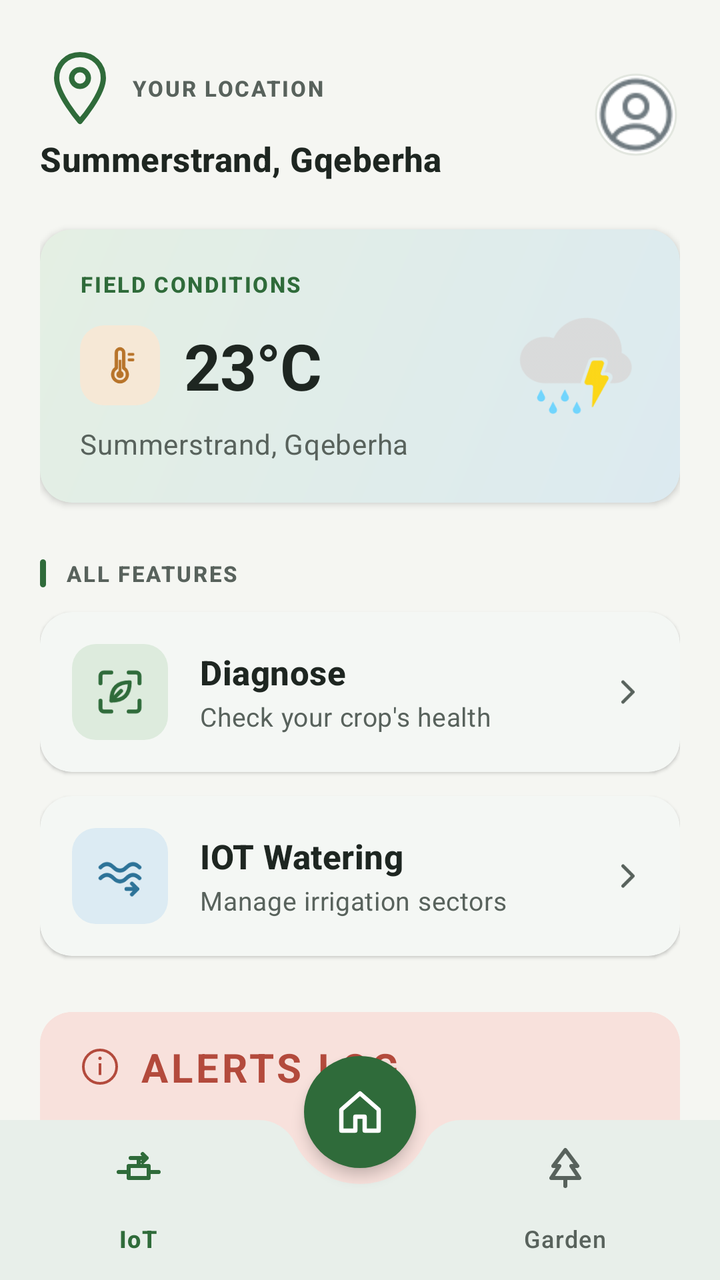
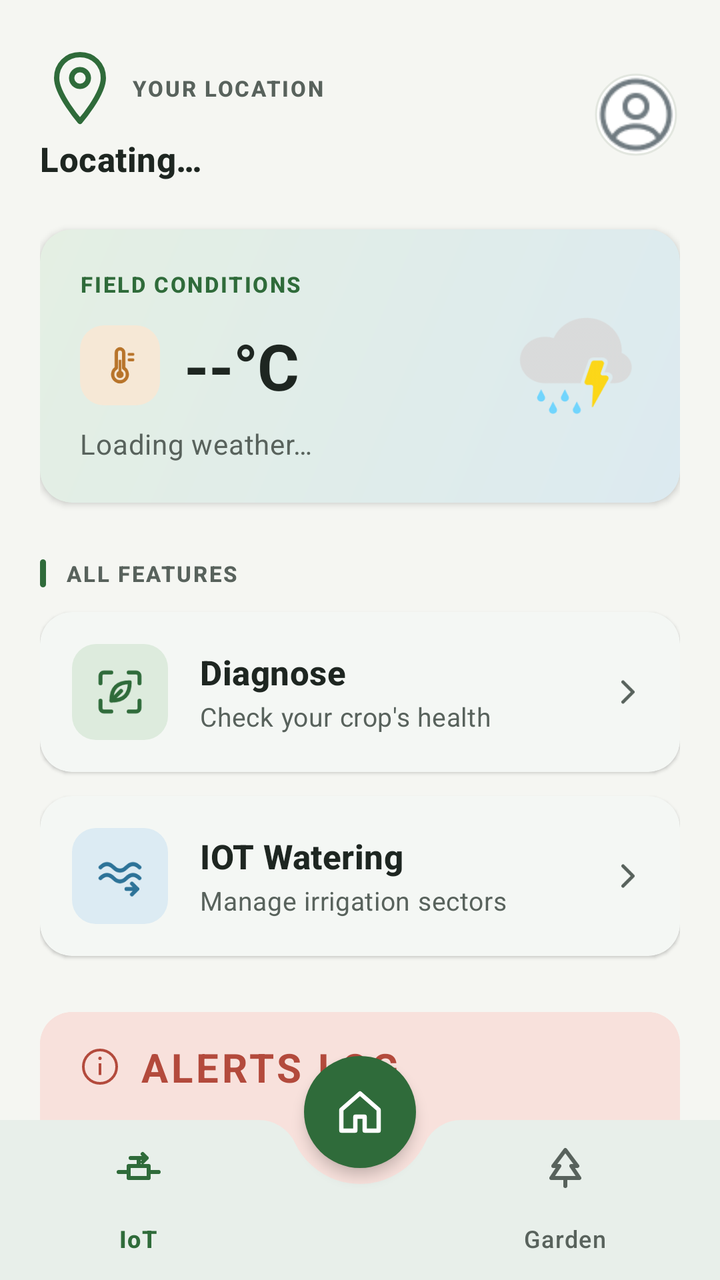

Compare the two renders of this Android layout. The source of the first and the diff that turns it into the second are given below.
<!-- AndroidManifest.xml: application theme Theme.Undersoil -->
<!-- res/layout/home.xml -->
<?xml version="1.0" encoding="utf-8"?>
<androidx.coordinatorlayout.widget.CoordinatorLayout
    xmlns:android="http://schemas.android.com/apk/res/android"
    xmlns:app="http://schemas.android.com/apk/res-auto"
    android:layout_width="match_parent"
    android:layout_height="match_parent"
    android:background="@drawable/bg_screen_gradient">

    
    <androidx.core.widget.NestedScrollView
        android:layout_width="match_parent"
        android:layout_height="match_parent"
        android:clipToPadding="false"
        android:paddingBottom="112dp">

        <LinearLayout
            android:layout_width="match_parent"
            android:layout_height="wrap_content"
            android:orientation="vertical"
            android:paddingHorizontal="20dp"
            android:paddingTop="24dp">

            
            <LinearLayout
                android:layout_width="match_parent"
                android:layout_height="wrap_content"
                android:layout_marginBottom="24dp"
                android:gravity="center_vertical"
                android:orientation="horizontal">

                <LinearLayout
                    android:layout_width="0dp"
                    android:layout_height="wrap_content"
                    android:layout_weight="1"
                    android:orientation="vertical">

                    <TextView
                        android:layout_width="wrap_content"
                        android:layout_height="wrap_content"
                        android:drawableStart="@drawable/ic_map_pin"
                        android:drawablePadding="6dp"
                        android:drawableTint="@color/us_bio_green"
                        android:gravity="center_vertical"
                        android:text="Your location"
                        android:textAppearance="@style/TextAppearance.AgriTech.Label" />

                    <TextView
                        android:id="@+id/tv_location"
                        android:layout_width="wrap_content"
                        android:layout_height="wrap_content"
                        android:layout_marginTop="4dp"
                        android:text="Summerstrand, Gqeberha"
                        android:textAppearance="@style/TextAppearance.AgriTech.Title" />
                </LinearLayout>

                <com.google.android.material.imageview.ShapeableImageView
                    android:id="@+id/iv_profile"
                    android:layout_width="44dp"
                    android:layout_height="44dp"
                    android:contentDescription="Profile and settings"
                    android:padding="2dp"
                    android:scaleType="centerCrop"
                    android:src="@drawable/profile"
                    app:shapeAppearanceOverlay="@style/ShapeAppearance.AgriTech.Pill"
                    app:strokeColor="@color/us_outline"
                    app:strokeWidth="1dp" />
            </LinearLayout>

            

            
            <com.google.android.material.card.MaterialCardView
                style="@style/Widget.AgriTech.CardView.Glow"
                android:layout_width="match_parent"
                android:layout_height="wrap_content"
                android:layout_marginBottom="28dp"
                app:cardBackgroundColor="@android:color/transparent">

                <LinearLayout
                    android:layout_width="match_parent"
                    android:layout_height="wrap_content"
                    android:background="@drawable/bg_hero_card"
                    android:gravity="center_vertical"
                    android:orientation="horizontal"
                    android:padding="20dp">

                    <LinearLayout
                        android:layout_width="0dp"
                        android:layout_height="wrap_content"
                        android:layout_weight="1"
                        android:orientation="vertical">

                        <TextView
                            android:layout_width="wrap_content"
                            android:layout_height="wrap_content"
                            android:text="Field conditions"
                            android:textAppearance="@style/TextAppearance.AgriTech.Label"
                            android:textColor="@color/us_bio_green" />

                        <LinearLayout
                            android:layout_width="wrap_content"
                            android:layout_height="wrap_content"
                            android:layout_marginTop="12dp"
                            android:gravity="center_vertical"
                            android:orientation="horizontal">

                            <ImageView
                                style="@style/Widget.AgriTech.IconTile.Amber"
                                android:src="@drawable/ic_thermometer" />

                            <TextView
                                android:id="@+id/tv_temperature"
                                android:layout_width="wrap_content"
                                android:layout_height="wrap_content"
                                android:layout_marginStart="12dp"
                                android:text="23°C"
                                android:textAppearance="@style/TextAppearance.AgriTech.Display" />
                        </LinearLayout>

                        <TextView
                            android:layout_width="wrap_content"
                            android:layout_height="wrap_content"
                            android:layout_marginTop="8dp"
                            android:text="Summerstrand, Gqeberha"
                            android:textAppearance="@style/TextAppearance.AgriTech.Body" />
                    </LinearLayout>

                    <ImageView
                        android:layout_width="64dp"
                        android:layout_height="64dp"
                        android:alpha="0.9"
                        android:importantForAccessibility="no"
                        android:src="@drawable/cloud" />
                </LinearLayout>
            </com.google.android.material.card.MaterialCardView>

            <TextView
                style="@style/Widget.AgriTech.SectionHeader"
                android:layout_width="wrap_content"
                android:layout_height="wrap_content"
                android:layout_marginBottom="12dp"
                android:text="All Features" />

            
            <com.google.android.material.card.MaterialCardView
                android:id="@+id/card_diagnose"
                android:layout_width="match_parent"
                android:layout_height="wrap_content"
                android:layout_marginBottom="12dp"
                android:clickable="true"
                android:focusable="true">

                <LinearLayout
                    android:layout_width="match_parent"
                    android:layout_height="wrap_content"
                    android:gravity="center_vertical"
                    android:orientation="horizontal"
                    android:padding="16dp">

                    <ImageView
                        style="@style/Widget.AgriTech.IconTile"
                        android:layout_width="48dp"
                        android:layout_height="48dp"
                        android:padding="11dp"
                        android:src="@drawable/ic_leaf_scan" />

                    <LinearLayout
                        android:layout_width="0dp"
                        android:layout_height="wrap_content"
                        android:layout_marginStart="16dp"
                        android:layout_weight="1"
                        android:orientation="vertical">

                        <TextView
                            android:layout_width="wrap_content"
                            android:layout_height="wrap_content"
                            android:text="Diagnose"
                            android:textAppearance="@style/TextAppearance.AgriTech.Title" />

                        <TextView
                            android:layout_width="wrap_content"
                            android:layout_height="wrap_content"
                            android:layout_marginTop="2dp"
                            android:text="Check your crop's health"
                            android:textAppearance="@style/TextAppearance.AgriTech.Body"
                            android:textSize="13sp" />
                    </LinearLayout>

                    <ImageView
                        android:layout_width="20dp"
                        android:layout_height="20dp"
                        android:importantForAccessibility="no"
                        android:src="@drawable/ic_chevron_right"
                        app:tint="@color/us_text_secondary" />
                </LinearLayout>
            </com.google.android.material.card.MaterialCardView>

            
            <com.google.android.material.card.MaterialCardView
                android:id="@+id/card_iot_watering"
                android:layout_width="match_parent"
                android:layout_height="wrap_content"
                android:layout_marginBottom="28dp"
                android:clickable="true"
                android:focusable="true">

                <LinearLayout
                    android:layout_width="match_parent"
                    android:layout_height="wrap_content"
                    android:gravity="center_vertical"
                    android:orientation="horizontal"
                    android:padding="16dp">

                    <ImageView
                        style="@style/Widget.AgriTech.IconTile.Aqua"
                        android:layout_width="48dp"
                        android:layout_height="48dp"
                        android:padding="11dp"
                        android:src="@drawable/ic_flow_rate" />

                    <LinearLayout
                        android:layout_width="0dp"
                        android:layout_height="wrap_content"
                        android:layout_marginStart="16dp"
                        android:layout_weight="1"
                        android:orientation="vertical">

                        <TextView
                            android:layout_width="wrap_content"
                            android:layout_height="wrap_content"
                            android:text="IOT Watering"
                            android:textAppearance="@style/TextAppearance.AgriTech.Title" />

                        <TextView
                            android:layout_width="wrap_content"
                            android:layout_height="wrap_content"
                            android:layout_marginTop="2dp"
                            android:text="Manage irrigation sectors"
                            android:textAppearance="@style/TextAppearance.AgriTech.Body"
                            android:textSize="13sp" />
                    </LinearLayout>

                    <ImageView
                        android:layout_width="20dp"
                        android:layout_height="20dp"
                        android:importantForAccessibility="no"
                        android:src="@drawable/ic_chevron_right"
                        app:tint="@color/us_text_secondary" />
                </LinearLayout>
            </com.google.android.material.card.MaterialCardView>

            
            <com.google.android.material.card.MaterialCardView
                android:id="@+id/card_active_alert"
                style="@style/Widget.AgriTech.CardView.Alert"
                android:layout_width="match_parent"
                android:layout_height="wrap_content"
                android:layout_marginBottom="24dp">

                <LinearLayout
                    android:layout_width="match_parent"
                    android:layout_height="wrap_content"
                    android:orientation="vertical">

                    <LinearLayout
                        android:layout_width="match_parent"
                        android:layout_height="wrap_content"
                        android:background="@color/us_danger_container"
                        android:gravity="center_vertical"
                        android:orientation="horizontal"
                        android:paddingHorizontal="20dp"
                        android:paddingVertical="14dp">

                        <ImageView
                            android:layout_width="20dp"
                            android:layout_height="20dp"
                            android:importantForAccessibility="no"
                            android:src="@drawable/ic_info_circle"
                            app:tint="@color/us_danger" />

                        <TextView
                            android:id="@+id/tv_alerts_log_header"
                            android:layout_width="wrap_content"
                            android:layout_height="wrap_content"
                            android:layout_marginStart="10dp"
                            android:text="Alerts Log"
                            android:textAllCaps="true"
                            android:letterSpacing="0.08"
                            android:textColor="@color/us_danger"
                            android:textSize="20sp"
                            android:textStyle="bold" />
                    </LinearLayout>

                    <LinearLayout
                        android:layout_width="match_parent"
                        android:layout_height="wrap_content"
                        android:orientation="vertical"
                        android:padding="20dp">

                        
                        <LinearLayout
                            android:id="@+id/ll_alerts_log"
                            android:layout_width="match_parent"
                            android:layout_height="wrap_content"
                            android:orientation="vertical"
                            android:layout_marginBottom="8dp" />

                        <TextView
                            android:id="@+id/tv_no_alerts"
                            android:layout_width="wrap_content"
                            android:layout_height="wrap_content"
                            android:text="No alerts yet"
                            android:textColor="#707B81"
                            android:textSize="16sp" />
                    </LinearLayout>
                </LinearLayout>
            </com.google.android.material.card.MaterialCardView>
        </LinearLayout>
    </androidx.core.widget.NestedScrollView>

    
    <com.google.android.material.bottomappbar.BottomAppBar
        android:id="@+id/bottomAppBar"
        android:layout_width="match_parent"
        android:layout_height="wrap_content"
        android:layout_gravity="bottom">

        <com.google.android.material.bottomnavigation.BottomNavigationView
            android:id="@+id/bottom_navigation"
            android:layout_width="match_parent"
            android:layout_height="wrap_content"
            android:layout_marginEnd="16dp"
            app:menu="@menu/bottom_nav_menu" />

    </com.google.android.material.bottomappbar.BottomAppBar>

    
    <com.google.android.material.floatingactionbutton.FloatingActionButton
        android:id="@+id/fabHome"
        android:layout_width="wrap_content"
        android:layout_height="wrap_content"
        android:contentDescription="@string/nav_home"
        android:src="@drawable/ic_home"
        app:layout_anchor="@id/bottomAppBar"
        app:maxImageSize="28dp" />

</androidx.coordinatorlayout.widget.CoordinatorLayout>
<!-- resources referenced by this layout -->
<resources>
  <color name="us_bio_green">#2F6B3A</color>
  <color name="us_danger">#B34A3C</color>
  <color name="us_danger_container">#F8E1DC</color>
  <color name="us_outline">#E2E6DF</color>
  <color name="us_text_secondary">#58625C</color>
  <!-- drawable bg_screen_gradient (drawable) -->
  <?xml version="1.0" encoding="utf-8"?>
  <shape xmlns:android="http://schemas.android.com/apk/res/android"
      android:shape="rectangle">
      <solid android:color="@color/us_bg" />
  </shape>
  <string name="nav_home">Home</string>
  <style name="ShapeAppearance.AgriTech.Pill" parent="">
          <item name="cornerFamily">rounded</item>
          <item name="cornerSize">50%</item>
      </style>
  <style name="TextAppearance.AgriTech.Body" parent="TextAppearance.Material3.BodyMedium">
          <item name="android:textColor">@color/us_text_secondary</item>
          <item name="android:textSize">14sp</item>
      </style>
  <style name="Widget.AgriTech.CardView.Alert">
          <item name="cardBackgroundColor">@color/us_danger_container</item>
          <item name="cardElevation">0dp</item>
      </style>
  <style name="Widget.AgriTech.CardView.Glow">
          <item name="cardElevation">2dp</item>
      </style>
  <style name="Widget.AgriTech.IconTile.Amber">
          <item name="android:background">@drawable/bg_icon_tile_amber</item>
          <item name="tint">@color/us_amber</item>
      </style>
  <style name="Widget.AgriTech.IconTile.Aqua">
          <item name="android:background">@drawable/bg_icon_tile_aqua</item>
          <item name="tint">@color/us_aqua</item>
      </style>
  <style name="Theme.Undersoil" parent="Base.Theme.Undersoil" />
  <color name="us_hero_end">#DCEAF0</color>
  <color name="us_hero_start">#E4EFE3</color>
  <color name="us_bg">#F5F6F2</color>
  <color name="us_text_primary">#1E2621</color>
  <color name="us_amber">#B8742A</color>
  <color name="us_aqua">#2D7398</color>
  <style name="Base.Theme.Undersoil" parent="AgriTech.Theme" />
  <color name="us_bio_green_container">#DDEBDD</color>
  <color name="us_amber_container">#F6E8D6</color>
  <color name="us_aqua_container">#DCEBF3</color>
  <color name="us_on_bio_green">#FFFFFF</color>
  <color name="us_on_bio_green_container">#163A1E</color>
  <color name="us_bio_green_dim">#24542D</color>
  <color name="us_on_aqua">#FFFFFF</color>
  <color name="us_on_aqua_container">#123547</color>
  <color name="us_surface">#FFFFFF</color>
  <color name="us_on_danger">#FFFFFF</color>
  <color name="us_surface_raised">#EDF0EA</color>
  <color name="us_surface_card">#FFFFFF</color>
  <color name="us_outline_strong">#C4CBC1</color>
  <color name="us_bio_green_glow">#1F2F6B3A</color>
  <color name="us_text_hint">#89928C</color>
  <style name="ShapeAppearance.AgriTech.Small" parent="ShapeAppearance.Material3.Corner.Small">
          <item name="cornerFamily">rounded</item>
          <item name="cornerSize">8dp</item>
      </style>
  <style name="ShapeAppearance.AgriTech.Medium" parent="ShapeAppearance.Material3.Corner.Medium">
          <item name="cornerFamily">rounded</item>
          <item name="cornerSize">16dp</item>
      </style>
  <style name="ShapeAppearance.AgriTech.Large" parent="ShapeAppearance.Material3.Corner.Large">
          <item name="cornerFamily">rounded</item>
          <item name="cornerSize">20dp</item>
      </style>
  <style name="ShapeAppearance.AgriTech.Button" parent="">
          <item name="cornerFamily">rounded</item>
          <item name="cornerSize">12dp</item>
      </style>
  <style name="TextAppearance.AgriTech.NavLabel.Active">
          <item name="android:textStyle">bold</item>
      </style>
  <style name="TextAppearance.AgriTech.NavLabel" parent="TextAppearance.Material3.LabelMedium">
          <item name="android:textSize">12sp</item>
          <item name="android:letterSpacing">0.04</item>
      </style>
  <color name="us_surface_input">#F3F5F0</color>
  <!-- unchanged entries left out for length: 30 -->
</resources>

<!-- the commit's change to res/layout/home.xml (unified diff, before → after) -->
@@ -49,7 +49,8 @@
                         android:layout_width="wrap_content"
                         android:layout_height="wrap_content"
                         android:layout_marginTop="4dp"
-                        android:text="Summerstrand, Gqeberha"
+                        android:background="?attr/selectableItemBackground"
+                        android:text="Locating…"
                         android:textAppearance="@style/TextAppearance.AgriTech.Title" />
                 </LinearLayout>
 
@@ -113,19 +114,21 @@
                                 android:layout_width="wrap_content"
                                 android:layout_height="wrap_content"
                                 android:layout_marginStart="12dp"
-                                android:text="23°C"
+                                android:text="--°C"
                                 android:textAppearance="@style/TextAppearance.AgriTech.Display" />
                         </LinearLayout>
 
                         <TextView
+                            android:id="@+id/tv_weather_summary"
                             android:layout_width="wrap_content"
                             android:layout_height="wrap_content"
                             android:layout_marginTop="8dp"
-                            android:text="Summerstrand, Gqeberha"
+                            android:text="Loading weather…"
                             android:textAppearance="@style/TextAppearance.AgriTech.Body" />
                     </LinearLayout>
 
                     <ImageView
+                        android:id="@+id/iv_weather_icon"
                         android:layout_width="64dp"
                         android:layout_height="64dp"
                         android:alpha="0.9"
